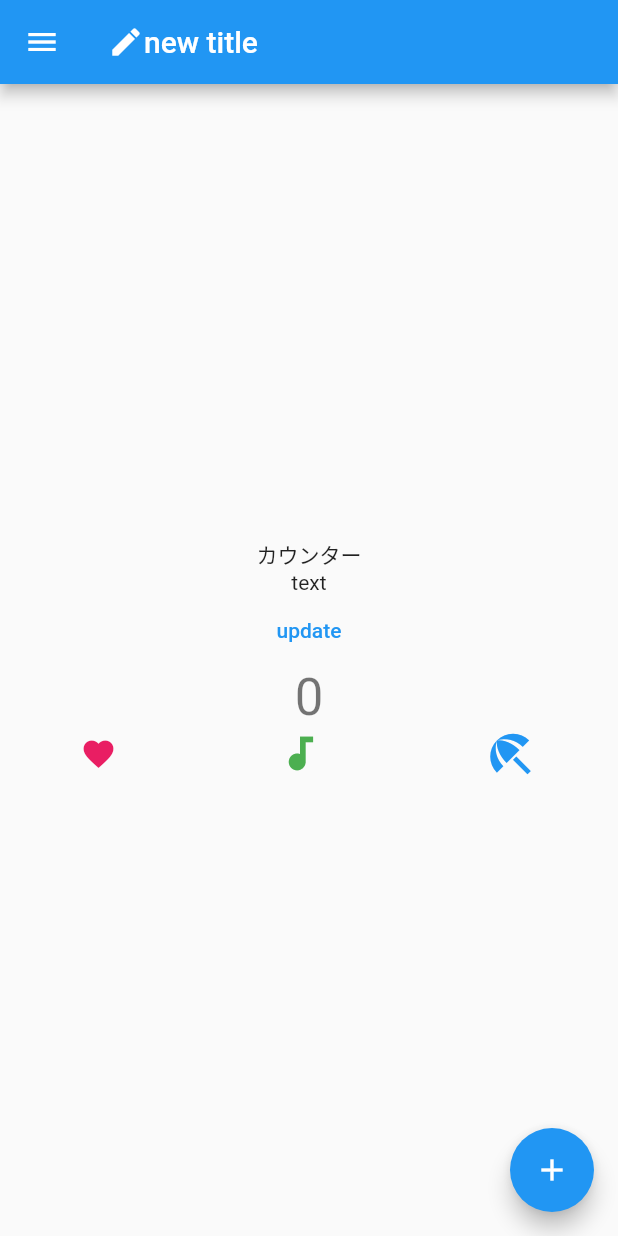
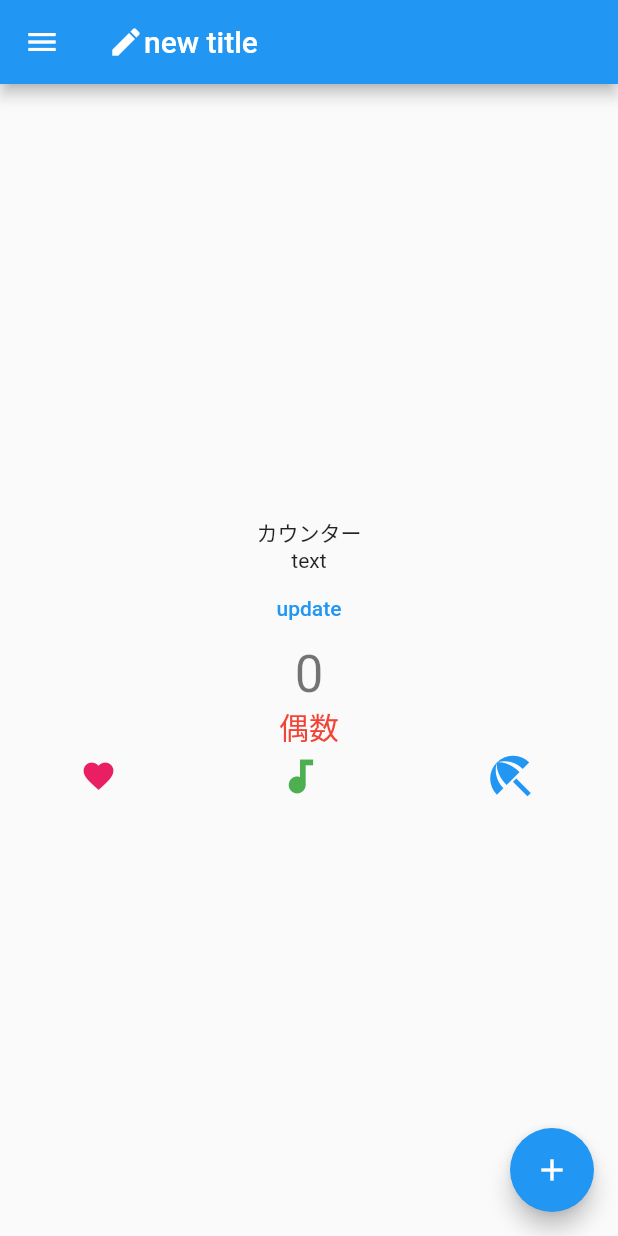
Before and after one commit to tamaki8021/flutter-practice, a Flutter app: the screen it shows after launch, on a phone screen of 412 x 824 dp. Run offline on Flutter 3.47's test engine with Material 2 defaults, Android fonts, the phone set to English and light mode, and no system bars.

Commit message:
stateで画面描写

```diff
--- a/lib/main.dart
+++ b/lib/main.dart
@@ -29,10 +29,16 @@ class MyHomePage extends StatefulWidget {
 
 class _MyHomePageState extends State<MyHomePage> {
   int _counter = 0;
+  String _type = "偶数";
 
   void _incrementCounter() {
     setState(() {
       _counter++;
+      if (_counter % 2 == 0) {
+        _type = "偶数";
+      } else {
+        _type = "奇数";
+      }
     });
   }
 
@@ -61,6 +67,11 @@ class _MyHomePageState extends State<MyHomePage> {
               '$_counter',
               style: Theme.of(context).textTheme.headline4,
             ),
+            if (_counter % 2 == 0)
+              Text(
+                '$_type',
+                style: TextStyle(fontSize: 20, color: Colors.red),
+              ),
             Row(
               mainAxisAlignment: MainAxisAlignment.spaceAround,
               children: [
```
